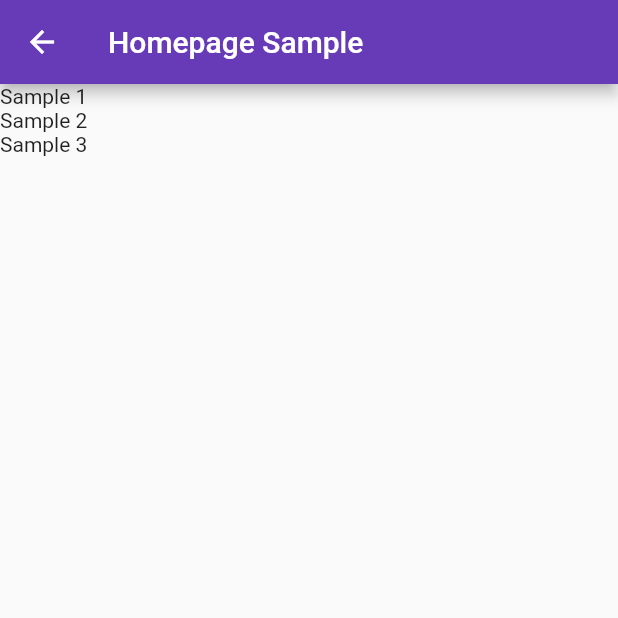
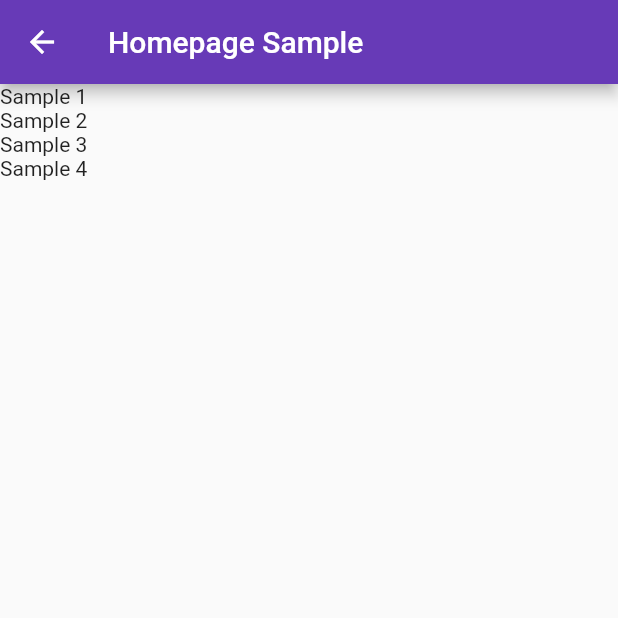
Before and after one commit to kaleaditya779/Flutter_ColllageApp, a Flutter app: the HomePage screen opened directly with empty values, on a phone screen of 412 x 824 dp, the top half of it. Run offline on Flutter 3.47's test engine with Material 2 defaults, Android fonts, the phone set to English and light mode, and no system bars.

Commit message:
Just trying to commit through bash after changing from and studio

```diff
--- a/lib/main.dart
+++ b/lib/main.dart
@@ -499,7 +499,8 @@ class HomePage extends StatelessWidget {
         children: const [
           Text("Sample 1"),
           Text("Sample 2"),
-          Text("Sample 3")
+          Text("Sample 3"),
+          Text("Sample 4")
         ],
       ),
     );
```
